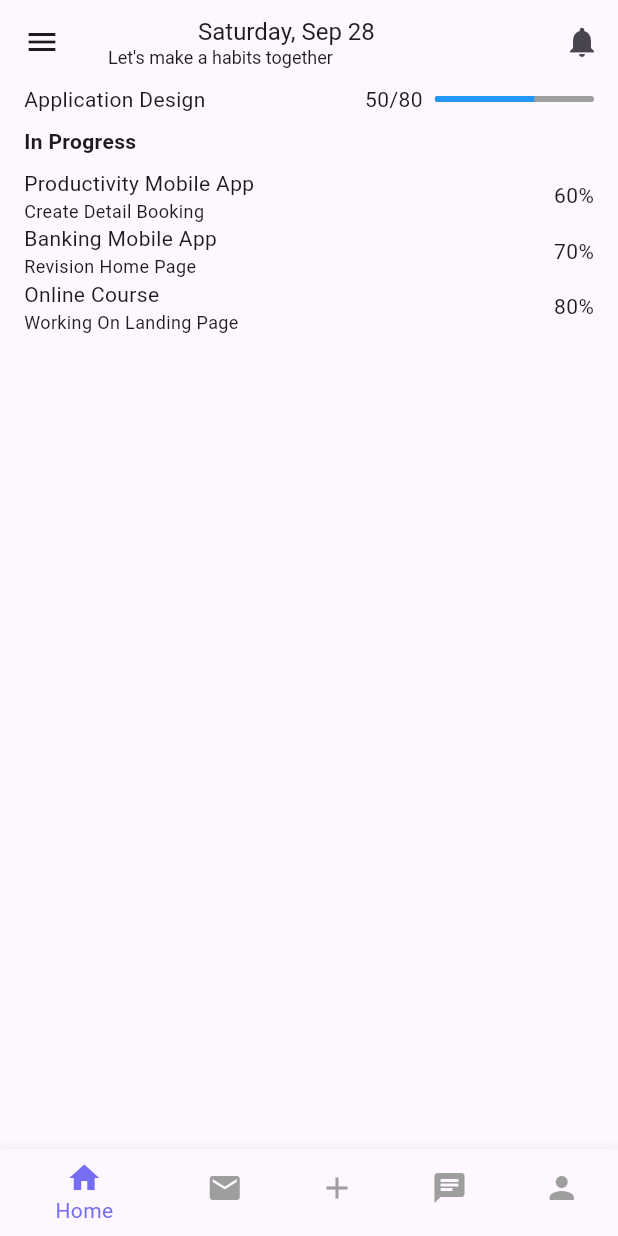
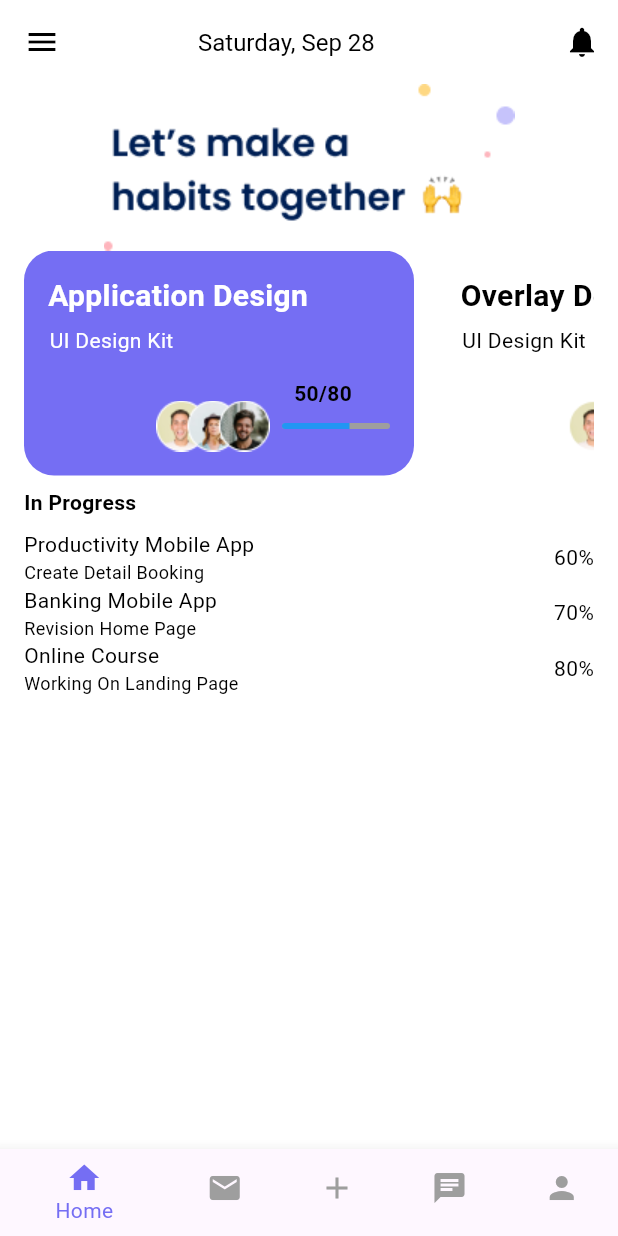
Before and after one commit to adeenazara2002/Flutter-final-project, a Flutter app: the screen it shows after launch, on a phone screen of 412 x 824 dp. Run offline on Flutter 3.47's test engine with Material 3 defaults, Android fonts, the phone set to English and light mode, and no system bars; our stand-ins replace get.

Commit message:
Art Board Screen

```diff
--- a/lib/Views/home_screen.dart
+++ b/lib/Views/home_screen.dart
@@ -27,6 +27,7 @@ class _HomeScreenState extends State<HomeScreen> {
   @override
   Widget build(BuildContext context) {
     return Scaffold(
+      backgroundColor: Colors.white, // Set Scaffold background color to white
       appBar: AppBar(
         leading: IconButton(
           icon: const Icon(Icons.menu),
@@ -34,21 +35,20 @@ class _HomeScreenState extends State<HomeScreen> {
             // Handle menu button tap
           },
         ),
-        title: Column(
+        title: Container(
+          color: Colors.white, // Ensure the title container is white
+          child: Column(
             crossAxisAlignment: CrossAxisAlignment.start,
             children: [
               Padding(
                 padding: const EdgeInsets.only(left: 60),
                 child: Text(
                   _getCurrentDayAndDate(), // Display current day and date
-                style: const TextStyle(fontSize: 16),
+                  style: const TextStyle(fontSize: 16, color: Colors.black), // Ensure text is visible on white
                 ),
               ),
-            const Text(
-              "Let's make a habits together", // Your main title
-              style: TextStyle(fontSize: 12),
+            ],
           ),
-          ],
         ),
         actions: [
           IconButton(
@@ -58,50 +58,164 @@ class _HomeScreenState extends State<HomeScreen> {
             },
           ),
         ],
+        backgroundColor: Colors.white, // Set AppBar background to white
+        iconTheme: const IconThemeData(color: Colors.black), // Set icon color to black for visibility
+        elevation: 0, // Optional: Remove shadow for a flat design
       ),
       body: SingleChildScrollView(
         child: ConstrainedBox(
           constraints: BoxConstraints(
-            minHeight: MediaQuery.of(context).size.height -
-                kToolbarHeight - kBottomNavigationBarHeight,
+            minHeight: MediaQuery.of(context).size.height - kToolbarHeight - kBottomNavigationBarHeight,
           ),
           child: Column(
             children: [
-              // Progress bar section
+              // Image section
+              Container(
+                child: Image.asset("assets/images/lets.png"),
+              ),
+              // Application Design and Progress Bar section
               Padding(
                 padding: const EdgeInsets.symmetric(horizontal: 16.0),
+                child: SingleChildScrollView(
+                  scrollDirection: Axis.horizontal,
                   child: Row(
                     children: [
-                    const Text('Application Design'),
-                    const Spacer(),
-                    const Text('50/80'),
-                    const SizedBox(width: 8.0),
+                      // Stack for background container and progress details
+                      Stack(
+                        children: [
+                          Container(
+                            height: 150,
+                            width: 260,
+                            decoration: const BoxDecoration(
+                              color: Color.fromRGBO(117, 110, 243, 1),
+                              borderRadius: BorderRadius.all(Radius.circular(20)),
+                            ),
+                          ),
+                          Positioned(
+                            top: 16,
+                            left: 16,
+                            child: const Text(
+                              'Application Design',
+                              style: TextStyle(color: Colors.white,fontWeight: FontWeight.w700,fontSize: 20),
+                            ),
+                          ),
+                          Positioned(
+                            top: 50,
+                            left: 17,
+                            child: const Text(
+                              'UI Design Kit',
+                              style: TextStyle(color: Colors.white),
+                            ),
+                          ),
+                          Positioned(
+                            top: 85,
+                            left: 180,
+                            child: const Text(
+                              '50/80',
+                              style: TextStyle(color: Colors.black,fontSize: 14,fontWeight: FontWeight.w700),
+                            ),
+                          ),
+                          // Add progress bar, spacer, and percentage
+                          Positioned(
+                            bottom: 16,
+                            left: 16,
+                            right: 16,
+                            child: Row(
+                              children: [
+                                const Spacer(), // Spacer between text and progress bar
+                                Image.asset("assets/images/people.png"),
+                                const SizedBox(width: 8.0), // Gap between the text and progress bar
                                 Expanded(
                                   child: ClipRRect(
                                     borderRadius: BorderRadius.circular(10.0),
                                     child: LinearProgressIndicator(
                                       value: 0.625, // Adjust based on your progress
                                       backgroundColor: Colors.grey,
-                          valueColor:
-                              const AlwaysStoppedAnimation<Color>(Colors.blue),
+                                      valueColor: const AlwaysStoppedAnimation<Color>(Colors.blue),
                                     ),
                                   ),
                                 ),
                               ],
                             ),
                           ),
+                        ],
+                      ),
+                      SizedBox(width: 15,),
+                      Stack(
+                        children: [
+                          Container(
+                            height: 150,
+                            width: 260,
+                            decoration: const BoxDecoration(
+                              color: Colors.white,
+                              borderRadius: BorderRadius.all(Radius.circular(20)),
+                            ),
+                          ),
+                          Positioned(
+                            top: 16,
+                            left: 16,
+                            child: const Text(
+                              'Overlay Design',
+                              style: TextStyle(color: Colors.black,fontSize: 20,fontWeight: FontWeight.w700),
+                            ),
+                          ),
+                          Positioned(
+                            top: 50,
+                            left: 17,
+                            child: const Text(
+                              'UI Design Kit',
+                              style: TextStyle(color: Colors.black),
+                            ),
+                          ),
+                          Positioned(
+                            top: 85,
+                            left: 180,
+                            child: const Text(
+                              '50/80',
+                              style: TextStyle(color: Colors.black,fontSize: 14,fontWeight: FontWeight.w700),
+                            ),
+                          ),
+                          // Add progress bar, spacer, and percentage
+                          Positioned(
+                            bottom: 16,
+                            left: 16,
+                            right: 16,
+                            child: Row(
+                              children: [
+                                const Spacer(), // Spacer between text and progress bar
+                                Image.asset("assets/images/people.png"),
+                                const SizedBox(width: 8.0), // Gap between the text and progress bar
+                                Expanded(
+                                  child: ClipRRect(
+                                    borderRadius: BorderRadius.circular(10.0),
+                                    child: LinearProgressIndicator(
+                                      value: 0.625, // Adjust based on your progress
+                                      backgroundColor: Colors.grey,
+                                      valueColor: const AlwaysStoppedAnimation<Color>(Colors.blue),
+                                    ),
+                                  ),
+                                ),
+                              ],
+                            ),
+                          ),
+                        ],
+                      ),
+                    ],
+                  ),
+                ),
+              ),
               // Task list section
               Padding(
-                padding: const EdgeInsets.symmetric(
-                    horizontal: 16.0, vertical: 8.0),
+                padding: const EdgeInsets.symmetric(horizontal: 16.0, vertical: 8.0),
                 child: Column(
                   crossAxisAlignment: CrossAxisAlignment.start,
                   children: [
-                    const Text('In Progress',
-                        style: TextStyle(fontWeight: FontWeight.bold)),
+                    const Text(
+                      'In Progress',
+                      style: TextStyle(fontWeight: FontWeight.bold, color: Colors.black),
+                    ),
                     const SizedBox(height: 8.0),
-                    _TaskItem('Productivity Mobile App', 'Create Detail Booking',
-                        60),
+                    _TaskItem('Productivity Mobile App', 'Create Detail Booking', 60),
                     _TaskItem('Banking Mobile App', 'Revision Home Page', 70),
                     _TaskItem('Online Course', 'Working On Landing Page', 80),
                   ],
@@ -142,6 +256,7 @@ class _HomeScreenState extends State<HomeScreen> {
     );
   }
 
+  // Task Item widget
   Widget _TaskItem(String title, String description, int progress) {
     return Row(
       children: [
@@ -149,13 +264,13 @@ class _HomeScreenState extends State<HomeScreen> {
           child: Column(
             crossAxisAlignment: CrossAxisAlignment.start,
             children: [
-              Text(title),
-              Text(description, style: const TextStyle(fontSize: 12.0)),
+              Text(title, style: const TextStyle(color: Colors.black)),
+              Text(description, style: const TextStyle(fontSize: 12.0, color: Colors.black)),
             ],
           ),
         ),
         const SizedBox(width: 8.0),
-        Text('$progress%'),
+        Text('$progress%', style: const TextStyle(color: Colors.black)),
       ],
     );
   }
--- /dev/null
+++ b/lib/controllers/habit_controller.dart
@@ -0,0 +1,21 @@
+import 'package:get/get.dart';
+import 'package:mygroupproject/models/habit.dart';
+
+class HabitController extends GetxController {
+  final List<Habit> habits = [
+    Habit(name: 'Application Design', progress: 50, isCompleted: false),
+    Habit(name: 'Productivity Mobile App', progress: 60, isCompleted: false),
+    Habit(name: 'Banking Mobile App', progress: 70, isCompleted: false),
+    Habit(name: 'Online Course', progress: 80, isCompleted: false),
+  ];
+
+  void updateHabitProgress(int index, int newProgress) {
+    habits[index].progress = newProgress;
+    update();
+  }
+
+  void toggleHabitCompletion(int index) {
+    habits[index].isCompleted = !habits[index].isCompleted;
+    update();
+  }
+}
--- /dev/null
+++ b/lib/controllers/task_controller.dart
@@ -0,0 +1,20 @@
+import 'package:get/get_state_manager/src/simple/get_controllers.dart';
+import 'package:mygroupproject/models/task_model.dart';
+
+class TaskController extends GetxController {
+  final List<TaskModel> _tasks = [];
+
+  List<TaskModel> get tasks => _tasks;
+
+  void addTask(TaskModel task) {
+    _tasks.add(task);
+    update();
+  }
+
+  void deleteTask(String id) {
+    _tasks.removeWhere((task) => task.id == id);
+    update();
+  }
+
+  // ... other methods for updating, filtering, sorting
+}
--- /dev/null
+++ b/lib/models/habit.dart
@@ -0,0 +1,11 @@
+class Habit {
+  String name;
+  int progress;
+  bool isCompleted;
+
+  Habit({
+    required this.name,
+    this.progress = 0,
+    this.isCompleted = false,
+  });
+}
--- /dev/null
+++ b/lib/models/task_model.dart
@@ -0,0 +1,19 @@
+class TaskModel {
+  String id;
+  String title;
+  String description;
+  DateTime dueDate;
+  Priority priority;
+  bool isCompleted;
+
+  TaskModel({
+    required this.id,
+    required this.title,
+    required this.description,
+    required this.dueDate,
+    this.priority = Priority.medium,
+    this.isCompleted = false,
+  });
+}
+
+enum Priority { low, medium, high }
```
Also changed, not shown: assets/images/lets.png (added), assets/images/people.png (added). Lines whose indentation alone changed are shown as unchanged.
